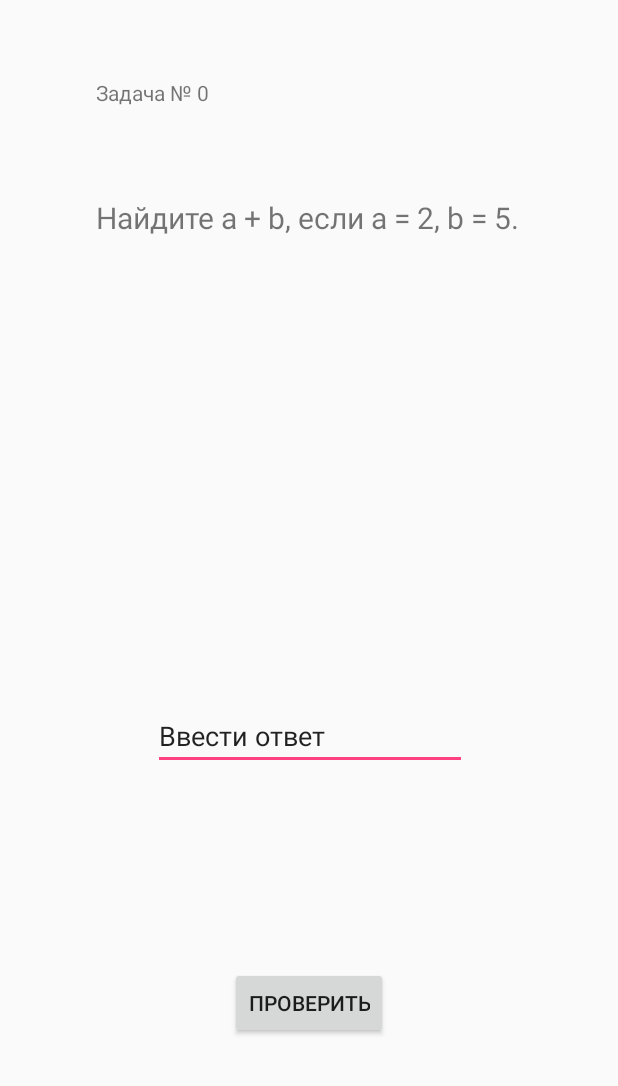
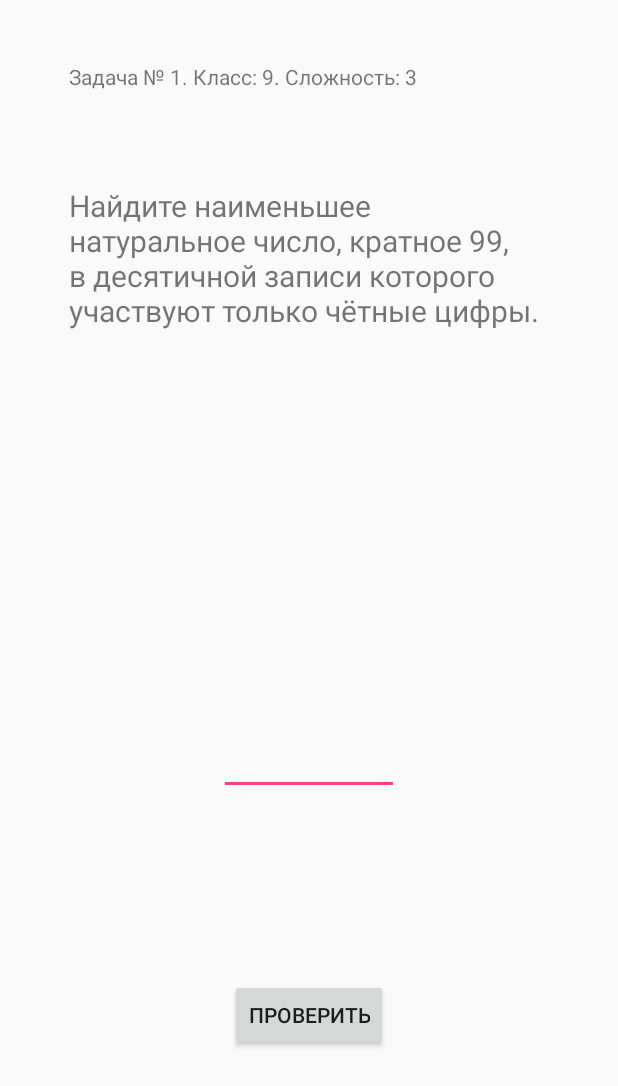
Before and after one commit to matveevk/PrepOlymp, an Android app: the screen it shows after launch (MainActivity before the commit, ProblemActivity after it), on a phone screen of 412 x 824 dp. Shown: the top 1086 px of the screen. Run offline under Robolectric (Android 15) with nearby library versions, the phone set to English and light mode, and no system bars.

Commit message:
Problem View: link button

```diff
--- a/app/src/main/AndroidManifest.xml
+++ b/app/src/main/AndroidManifest.xml
@@ -8,7 +8,7 @@
         android:label="@string/app_name"
         android:supportsRtl="true"
         android:theme="@style/AppTheme" >
-        <activity android:name=".MainActivity" >
+        <activity android:name=".ProblemActivity" >
             <intent-filter>
                 <action android:name="android.intent.action.MAIN" />
 
--- a/app/src/main/java/com/example/root/prepolymp/MainActivity.java
+++ /dev/null
@@ -1,25 +0,0 @@
-package com.example.root.prepolymp;
-
-import android.app.Activity;
-import android.os.Bundle;
-import android.widget.TextView;
-
-public class MainActivity extends Activity {
-
-    @Override
-    protected void onCreate(Bundle savedInstanceState) {
-        super.onCreate(savedInstanceState);
-        setContentView(R.layout.problem_view);
-        Problem problem = new Problem("Найдите a + b, если a = 2, b = 5.", "7", 1);
-        showProblem(problem);
-    }
-
-    public void showProblem(Problem problem) {
-        TextView problemText = (TextView)findViewById(R.id.problemView);
-        problemText.setText(problem.text);
-        int problemNo = 0;
-        TextView problemInfo = (TextView)findViewById(R.id.problemInfo);
-        problemInfo.setText(getString(R.string.problem_number, problemNo));
-
-    }
-}
--- a/app/src/main/java/com/example/root/prepolymp/Problem.java
+++ b/app/src/main/java/com/example/root/prepolymp/Problem.java
@@ -3,22 +3,37 @@ package com.example.root.prepolymp;
 import java.util.ArrayList;
 
 public class Problem {
-    String text;
-    String ans;
-    int form;
-    String origins;
+    int id = 0;
+    String text = "Текст недоступен";
+    String ans = "";
+    int form = 9;
+    int diff = 3;
+    String origins = "Неизвестно";
 
     Problem() {
-        text = "";
-        ans = "";
-        form = 9;
-        origins = "Неизвестно";
     }
 
-    Problem(String text, String ans, int form) {
+    Problem(int id, String text, String ans, int form, int diff, String origins) {
+        this.id = id;
         this.text = text;
         this.ans = ans;
         this.form = form;
+        this.diff = diff;
+        this.origins = origins;
+    }
+
+    Problem(int id, String text, String ans, int form, int diff) {
+        this.id = id;
+        this.text = text;
+        this.ans = ans;
+        this.form = form;
+        this.diff = diff;
+    }
+
+    Problem(int id, String text, String ans) {
+        this.id = id;
+        this.text = text;
+        this.ans = ans;
     }
 
 }
--- /dev/null
+++ b/app/src/main/java/com/example/root/prepolymp/ProblemActivity.java
@@ -0,0 +1,55 @@
+package com.example.root.prepolymp;
+
+import android.app.Activity;
+import android.graphics.Color;
+import android.os.Bundle;
+import android.view.View;
+import android.widget.Button;
+import android.widget.EditText;
+import android.widget.TextView;
+
+import org.w3c.dom.Text;
+
+public class ProblemActivity extends Activity {
+
+    // id, text, answer, form, difficulty, origins
+
+    @Override
+    protected void onCreate(Bundle savedInstanceState) {
+        super.onCreate(savedInstanceState);
+        setContentView(R.layout.problem_view);
+        Problem problem = new Problem(1, "Найдите наименьшее натуральное число, кратное 99, в десятичной записи которого участвуют только чётные цифры.", "228888");
+
+        showProblem(problem);
+
+        checkAns(problem);
+
+
+    }
+
+    public void showProblem(Problem problem) {
+        TextView problemText = (TextView)findViewById(R.id.problemView);
+        problemText.setText(problem.text);
+        TextView problemInfo = (TextView)findViewById(R.id.problemInfo);
+        problemInfo.setText(getString(R.string.problem_data, problem.id, problem.form, problem.diff));
+    }
+
+    public void checkAns(final Problem problem) {
+        final EditText userAns = (EditText)findViewById(R.id.insertAnswer);
+        Button checkAnsButton = (Button)findViewById(R.id.checkButton);
+        checkAnsButton.setOnClickListener(new View.OnClickListener() {
+            @Override
+            public void onClick(View view) {
+                String s = userAns.getText().toString();
+                TextView checkResult = (TextView)findViewById(R.id.checkResult);
+                if (s.equals(problem.ans)) {
+                    checkResult.setTextColor(Color.parseColor("#66BB6A"));
+                    checkResult.setText("Верно!");
+                } else {
+                    checkResult.setTextColor(Color.RED);
+                    checkResult.setText("Неверно!");
+                }
+            }
+        });
+    }
+}
--- a/app/src/main/res/layout/problem_view.xml
+++ b/app/src/main/res/layout/problem_view.xml
@@ -5,32 +5,30 @@
     xmlns:app="http://schemas.android.com/apk/res-auto"
     android:layout_width="match_parent"
     android:layout_height="match_parent"
-    tools:context="com.example.root.prepolymp.MainActivity">
+    tools:context="com.example.root.prepolymp.ProblemActivity">
 
     <TextView
         android:id="@+id/problemView"
-        android:layout_width="285dp"
-        android:layout_height="211dp"
+        android:layout_width="320dp"
+        android:layout_height="244dp"
         android:textSize="20sp"
         android:text="@string/problem_text"
         app:layout_constraintRight_toRightOf="parent"
         app:layout_constraintLeft_toLeftOf="parent"
         app:layout_constraintBottom_toTopOf="@+id/insertAnswer"
-        app:layout_constraintTop_toTopOf="parent"
-        app:layout_constraintHorizontal_bias="0.503" />
+        app:layout_constraintTop_toTopOf="parent" />
 
     <EditText
         android:id="@+id/insertAnswer"
-        android:layout_width="209dp"
+        android:layout_width="120dp"
         android:layout_height="39dp"
         android:ems="10"
-        android:text="@string/insert_ans"
-        android:inputType="textPersonName"
+        android:inputType="number"
         app:layout_constraintRight_toRightOf="parent"
         app:layout_constraintLeft_toLeftOf="parent"
         app:layout_constraintBottom_toTopOf="@+id/checkButton"
         app:layout_constraintTop_toBottomOf="@+id/problemView"
-        app:layout_constraintHorizontal_bias="0.502" />
+        app:layout_constraintHorizontal_bias="0.500" />
 
     <Button
         android:id="@+id/checkButton"
@@ -44,14 +42,24 @@
 
     <TextView
         android:id="@+id/problemInfo"
-        android:layout_width="285dp"
-        android:layout_height="35dp"
+        android:layout_width="320dp"
+        android:layout_height="40dp"
         android:text="@string/problem_info"
         app:layout_constraintBottom_toTopOf="@+id/problemView"
         app:layout_constraintTop_toTopOf="parent"
         app:layout_constraintRight_toRightOf="parent"
         app:layout_constraintLeft_toLeftOf="parent"
-        app:layout_constraintHorizontal_bias="0.503"
-        app:layout_constraintVertical_bias="0.545" />
+        app:layout_constraintVertical_bias="0.5" />
+
+    <TextView
+        android:id="@+id/checkResult"
+        android:layout_width="wrap_content"
+        android:layout_height="wrap_content"
+        android:text=""
+        android:textSize="18sp"
+        app:layout_constraintRight_toRightOf="parent"
+        app:layout_constraintLeft_toLeftOf="parent"
+        app:layout_constraintBottom_toTopOf="@+id/checkButton"
+        app:layout_constraintTop_toBottomOf="@+id/insertAnswer" />
 
 </android.support.constraint.ConstraintLayout>
--- a/app/src/main/res/values/strings.xml
+++ b/app/src/main/res/values/strings.xml
@@ -2,9 +2,8 @@
     <string name="app_name">PrepOlymp</string>
 
     <string name="problem_text">Текст задачи</string>
-    <string name="insert_ans">Ввести ответ</string>
     <string name="check_button">Проверить</string>
     <string name="problem_info">Информация о задаче</string>
 
-    <string name="problem_number">Задача № %d</string>
+    <string name="problem_data" formatted="false">Задача № %d. Класс: %d. Сложность: %d</string>
 </resources>
```
